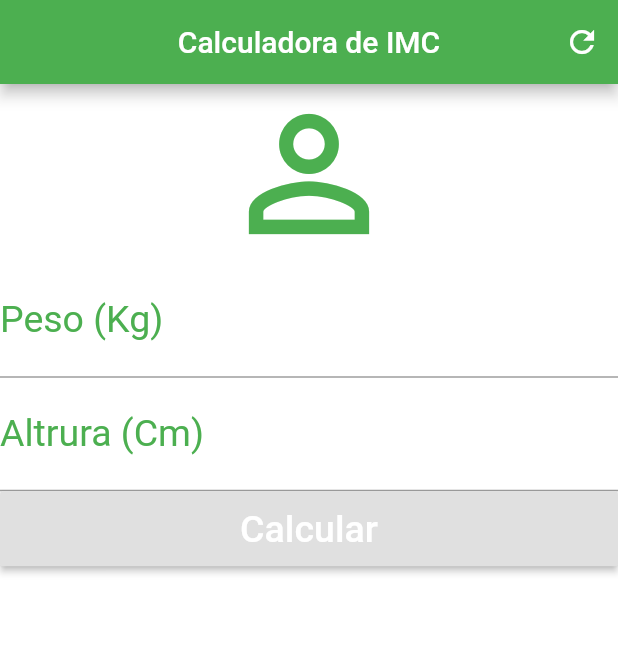
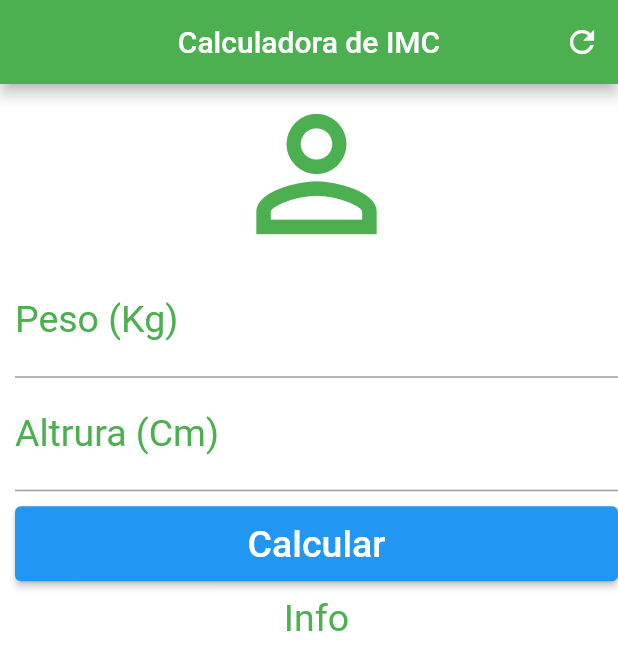
Before and after one commit to douglasOlv/imc-fluter, a Flutter app: the screen it shows after launch, on a phone screen of 412 x 824 dp. Shown: the top 670 px of the screen. Run offline on Flutter 3.47's test engine with Material 2 defaults, Android fonts, the phone set to English and light mode, and no system bars.

Commit message:
style: button's ajustments

```diff
--- a/lib/main.dart
+++ b/lib/main.dart
@@ -24,7 +24,9 @@ class _HomeState extends State<Home> {
           actions: [IconButton(onPressed: () {}, icon: Icon(Icons.refresh))],
         ),
         backgroundColor: Colors.white,
-      body: Column(
+        body: SingleChildScrollView(
+          padding: const EdgeInsets.fromLTRB(10, 0, 0, 10),
+          child: Column(
             crossAxisAlignment: CrossAxisAlignment.stretch,
             children: <Widget>[
               Icon(Icons.person_outline, size: 120, color: Colors.green),
@@ -43,15 +45,23 @@ class _HomeState extends State<Home> {
                 textAlign: TextAlign.center,
                 style: TextStyle(color: Colors.green, fontSize: 25),
               ),
-          Container(
+              Padding(
+                  padding: EdgeInsets.only(top: 10, bottom: 10),
+                  child: Container(
                     height: 50,
-            child: RaisedButton(
+                    child: ElevatedButton(
                         onPressed: () {},
                         child: const Text('Calcular',
-                    style:  TextStyle(color: Colors.white, fontSize: 25))),
+                            style:
+                                TextStyle(color: Colors.white, fontSize: 25))),
+                  )),
+              const Text(
+                'Info',
+                textAlign: TextAlign.center,
+                style: TextStyle(color: Colors.green, fontSize: 25),
               )
             ],
           ),
-    );
+        ));
   }
 }
```
Lines whose indentation alone changed are shown as unchanged.
